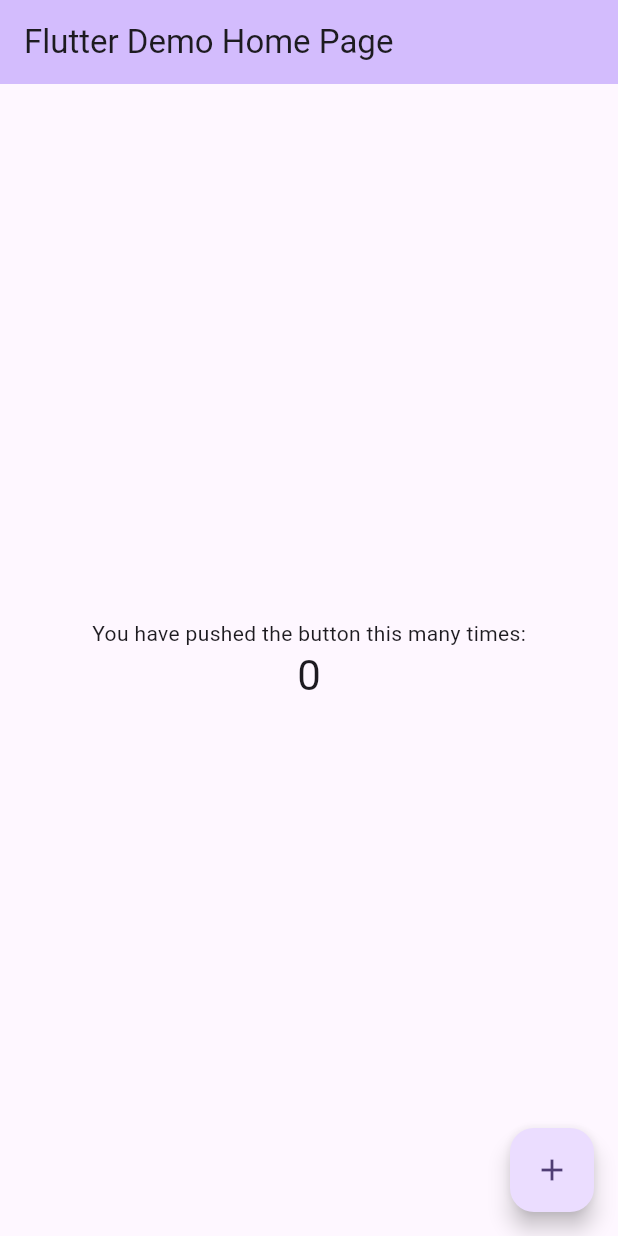
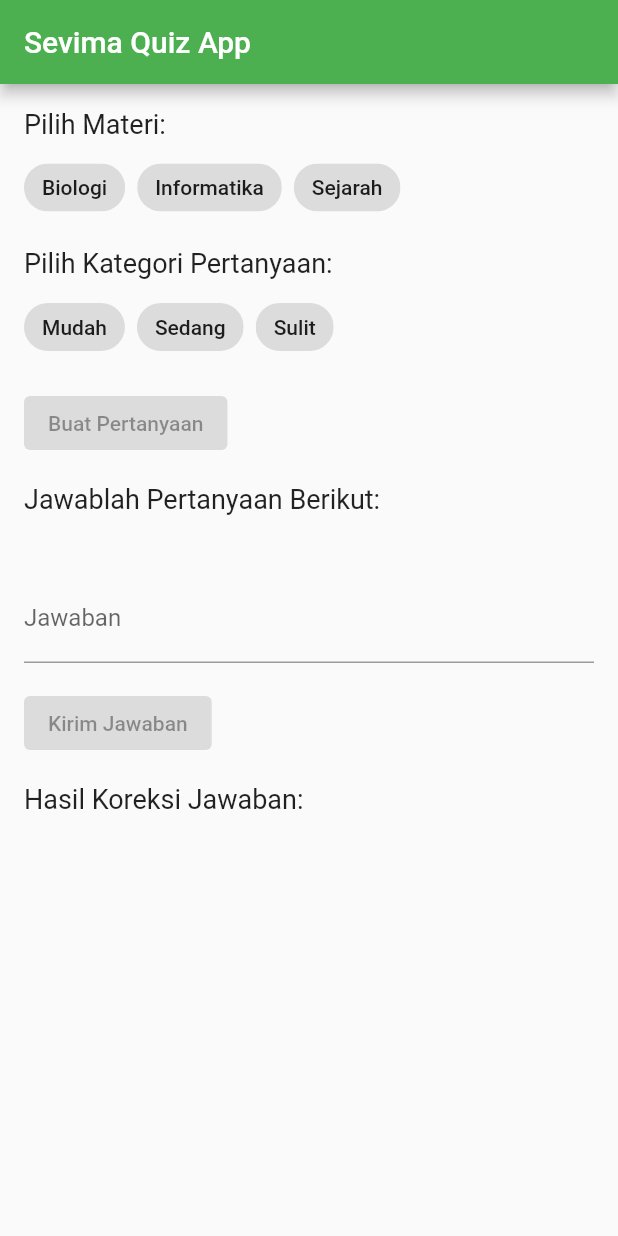
Before and after one commit to zeen-arify/sevima_quiz_app, a Flutter app: the screen it shows after launch, on a phone screen of 412 x 824 dp. Run offline on Flutter 3.47's test engine with Material 2 defaults, Android fonts, the phone set to English and light mode, and no system bars.

Commit message:
Modif main.dart & add quiz_page.dart

```diff
--- a/lib/main.dart
+++ b/lib/main.dart
@@ -1,125 +1,19 @@
 import 'package:flutter/material.dart';
+import 'package:sevima_quiz_app/quiz_page.dart';
 
 void main() {
-  runApp(const MyApp());
+  runApp(MyApp());
 }
 
 class MyApp extends StatelessWidget {
-  const MyApp({super.key});
-
-  // This widget is the root of your application.
   @override
   Widget build(BuildContext context) {
     return MaterialApp(
-      title: 'Flutter Demo',
+      title: 'Sevima Quiz App',
       theme: ThemeData(
-        // This is the theme of your application.
-        //
-        // TRY THIS: Try running your application with "flutter run". You'll see
-        // the application has a blue toolbar. Then, without quitting the app,
-        // try changing the seedColor in the colorScheme below to Colors.green
-        // and then invoke "hot reload" (save your changes or press the "hot
-        // reload" button in a Flutter-supported IDE, or press "r" if you used
-        // the command line to start the app).
-        //
-        // Notice that the counter didn't reset back to zero; the application
-        // state is not lost during the reload. To reset the state, use hot
-        // restart instead.
-        //
-        // This works for code too, not just values: Most code changes can be
-        // tested with just a hot reload.
-        colorScheme: ColorScheme.fromSeed(seedColor: Colors.deepPurple),
-        useMaterial3: true,
+        primarySwatch: Colors.green,
       ),
-      home: const MyHomePage(title: 'Flutter Demo Home Page'),
+      home: QuizPage(),
     );
   }
 }
-
-class MyHomePage extends StatefulWidget {
-  const MyHomePage({super.key, required this.title});
-
-  // This widget is the home page of your application. It is stateful, meaning
-  // that it has a State object (defined below) that contains fields that affect
-  // how it looks.
-
-  // This class is the configuration for the state. It holds the values (in this
-  // case the title) provided by the parent (in this case the App widget) and
-  // used by the build method of the State. Fields in a Widget subclass are
-  // always marked "final".
-
-  final String title;
-
-  @override
-  State<MyHomePage> createState() => _MyHomePageState();
-}
-
-class _MyHomePageState extends State<MyHomePage> {
-  int _counter = 0;
-
-  void _incrementCounter() {
-    setState(() {
-      // This call to setState tells the Flutter framework that something has
-      // changed in this State, which causes it to rerun the build method below
-      // so that the display can reflect the updated values. If we changed
-      // _counter without calling setState(), then the build method would not be
-      // called again, and so nothing would appear to happen.
-      _counter++;
-    });
-  }
-
-  @override
-  Widget build(BuildContext context) {
-    // This method is rerun every time setState is called, for instance as done
-    // by the _incrementCounter method above.
-    //
-    // The Flutter framework has been optimized to make rerunning build methods
-    // fast, so that you can just rebuild anything that needs updating rather
-    // than having to individually change instances of widgets.
-    return Scaffold(
-      appBar: AppBar(
-        // TRY THIS: Try changing the color here to a specific color (to
-        // Colors.amber, perhaps?) and trigger a hot reload to see the AppBar
-        // change color while the other colors stay the same.
-        backgroundColor: Theme.of(context).colorScheme.inversePrimary,
-        // Here we take the value from the MyHomePage object that was created by
-        // the App.build method, and use it to set our appbar title.
-        title: Text(widget.title),
-      ),
-      body: Center(
-        // Center is a layout widget. It takes a single child and positions it
-        // in the middle of the parent.
-        child: Column(
-          // Column is also a layout widget. It takes a list of children and
-          // arranges them vertically. By default, it sizes itself to fit its
-          // children horizontally, and tries to be as tall as its parent.
-          //
-          // Column has various properties to control how it sizes itself and
-          // how it positions its children. Here we use mainAxisAlignment to
-          // center the children vertically; the main axis here is the vertical
-          // axis because Columns are vertical (the cross axis would be
-          // horizontal).
-          //
-          // TRY THIS: Invoke "debug painting" (choose the "Toggle Debug Paint"
-          // action in the IDE, or press "p" in the console), to see the
-          // wireframe for each widget.
-          mainAxisAlignment: MainAxisAlignment.center,
-          children: <Widget>[
-            const Text(
-              'You have pushed the button this many times:',
-            ),
-            Text(
-              '$_counter',
-              style: Theme.of(context).textTheme.headlineMedium,
-            ),
-          ],
-        ),
-      ),
-      floatingActionButton: FloatingActionButton(
-        onPressed: _incrementCounter,
-        tooltip: 'Increment',
-        child: const Icon(Icons.add),
-      ), // This trailing comma makes auto-formatting nicer for build methods.
-    );
-  }
-}
--- /dev/null
+++ b/lib/quiz_page.dart
@@ -0,0 +1,197 @@
+import 'package:http/http.dart' as http;
+import 'dart:convert';
+import 'package:flutter/material.dart';
+
+const apiKey = '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';
+const apiEndpoint = 'https://api.openai.com/v1/chat/completions';
+
+class QuizPage extends StatefulWidget {
+  @override
+  _QuizPageState createState() => _QuizPageState();
+}
+
+class _QuizPageState extends State<QuizPage> {
+  String selectedSubject = '';
+  String selectedDifficulty = '';
+  String question = '';
+  String answer = '';
+  String correction = '';
+
+  List<String> subjects = ['Biologi', 'Informatika', 'Sejarah'];
+  List<String> difficulties = ['Mudah', 'Sedang', 'Sulit'];
+
+  void generateQuestion() async {
+    final requestBody = jsonEncode({
+      "model": "gpt-3.5-turbo",
+      "messages": [
+        {"role": "system", "content": "You are a helpful assistant."},
+        {
+          "role": "user",
+          "content":
+              "Buatkan satu pertanyaan tentang $selectedSubject dengan tingkat kesulitan yang $selectedDifficulty."
+        }
+      ]
+    });
+
+    final response = await http.post(
+      Uri.parse(apiEndpoint),
+      headers: {
+        'Authorization': 'Bearer $apiKey',
+        'Content-Type': 'application/json',
+      },
+      body: requestBody,
+    );
+
+    if (response.statusCode == 200) {
+      final data = jsonDecode(response.body);
+      setState(() {
+        question = data['choices'][0]['message']['content'].toString();
+      });
+    } else {
+      setState(() {
+        question = 'Gagal membuat pertanyaan, silakan coba lagi!';
+      });
+    }
+  }
+
+  void submitAnswer() async {
+    final requestBody = jsonEncode({
+      "model": "gpt-3.5-turbo",
+      "messages": [
+        {"role": "system", "content": "You are a helpful assistant."},
+        {"role": "user", "content": "Q: $question"},
+        {"role": "user", "content": "A: $answer"}
+      ]
+    });
+
+    final response = await http.post(
+      Uri.parse(apiEndpoint),
+      headers: {
+        'Authorization': 'Bearer $apiKey',
+        'Content-Type': 'application/json',
+      },
+      body: requestBody,
+    );
+
+    if (response.statusCode == 200) {
+      final data = jsonDecode(response.body);
+      setState(() {
+        correction = data['choices'][0]['message']['content'].toString();
+      });
+    } else {
+      setState(() {
+        correction = 'Gagal mengirim jawaban, silakan coba lagi!';
+      });
+    }
+  }
+
+  @override
+  Widget build(BuildContext context) {
+    return Scaffold(
+      appBar: AppBar(
+        title: Text('Sevima Quiz App'),
+      ),
+      body: Padding(
+        padding: EdgeInsets.all(16.0),
+        child: Column(
+          crossAxisAlignment: CrossAxisAlignment.start,
+          children: [
+            Text(
+              'Pilih Materi:',
+              style: TextStyle(fontSize: 18.0),
+            ),
+            SizedBox(height: 8.0),
+            Wrap(
+              spacing: 8.0,
+              children: subjects.map((subject) {
+                return ChoiceChip(
+                  label: Text(subject),
+                  selected: selectedSubject == subject,
+                  onSelected: (isSelected) {
+                    setState(() {
+                      selectedSubject = isSelected ? subject : '';
+                    });
+                  },
+                );
+              }).toList(),
+            ),
+            SizedBox(
+              height: 16.0,
+            ),
+            Text(
+              'Pilih Kategori Pertanyaan:',
+              style: TextStyle(fontSize: 18.0),
+            ),
+            SizedBox(height: 8.0),
+            Wrap(
+              spacing: 8.0,
+              children: difficulties.map((difficulty) {
+                return ChoiceChip(
+                  label: Text(difficulty),
+                  selected: selectedDifficulty == difficulty,
+                  onSelected: (isSelected) {
+                    setState(() {
+                      selectedDifficulty = isSelected ? difficulty : '';
+                    });
+                  },
+                );
+              }).toList(),
+            ),
+            SizedBox(
+              height: 16.0,
+            ),
+            ElevatedButton(
+              onPressed:
+                  (selectedSubject.isNotEmpty && selectedDifficulty.isNotEmpty)
+                      ? generateQuestion
+                      : null,
+              child: Text('Buat Pertanyaan'),
+            ),
+            SizedBox(
+              height: 16.0,
+            ),
+            Text(
+              'Jawablah Pertanyaan Berikut:',
+              style: TextStyle(fontSize: 18.0),
+            ),
+            SizedBox(
+              height: 8.0,
+            ),
+            Text(question),
+            SizedBox(
+              height: 16.0,
+            ),
+            TextField(
+              onChanged: (value) {
+                setState(() {
+                  answer = value;
+                });
+              },
+              decoration: InputDecoration(
+                labelText: 'Jawaban',
+              ),
+            ),
+            SizedBox(
+              height: 16.0,
+            ),
+            ElevatedButton(
+              onPressed: (answer.isNotEmpty) ? submitAnswer : null,
+              child: Text('Kirim Jawaban'),
+            ),
+            SizedBox(
+              height: 16.0,
+            ),
+            Text(
+              'Hasil Koreksi Jawaban:',
+              style: TextStyle(fontSize: 18.0),
+            ),
+            SizedBox(
+              height: 8.0,
+            ),
+            Text(correction),
+          ],
+        ),
+      ),
+    );
+  }
+}
--- a/pubspec.yaml
+++ b/pubspec.yaml
@@ -35,6 +35,7 @@ dependencies:
   # The following adds the Cupertino Icons font to your application.
   # Use with the CupertinoIcons class for iOS style icons.
   cupertino_icons: ^1.0.2
+  http: ^1.0.0
 
 dev_dependencies:
   flutter_test:
```
Also changed, not shown: pubspec.lock.
